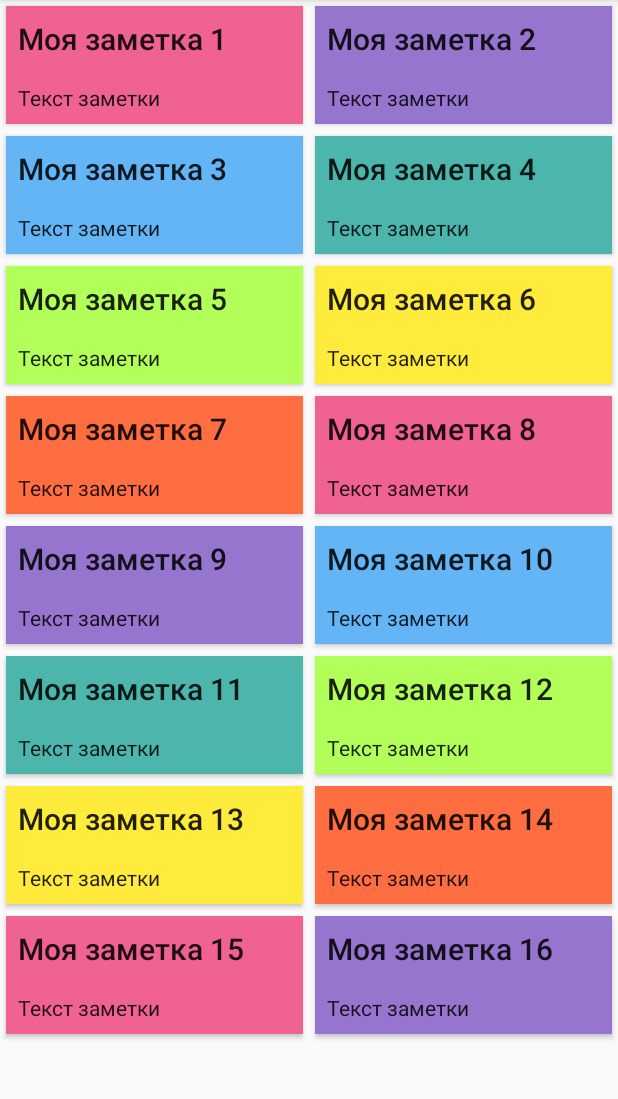
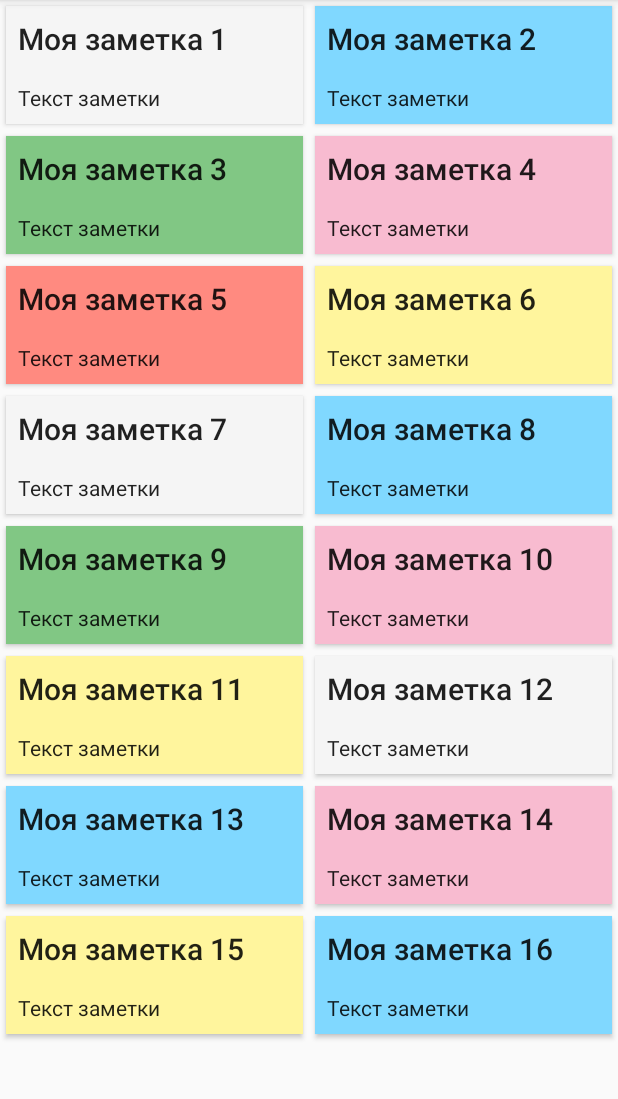
Before and after one commit to KunakbaevAV/GeekNotes, an Android app: the screen it shows after launch (MainActivity), on a phone screen of 412 x 824 dp, the part 90-1189 px from its top. Run offline under Robolectric (Android 15) with nearby library versions, the phone set to English and light mode, and no system bars.

Commit message:
Домашнее задание 3: реализовал открытие окна для редактирования заметки

```diff
--- a/app/src/main/AndroidManifest.xml
+++ b/app/src/main/AndroidManifest.xml
@@ -3,12 +3,13 @@
     package="ru.geekbrains.geeknotes">
 
     <application
-        android:allowBackup="true"
+        android:allowBackup="false"
         android:icon="@mipmap/ic_launcher"
         android:label="@string/app_name"
         android:roundIcon="@mipmap/ic_launcher_round"
         android:supportsRtl="true"
         android:theme="@style/AppTheme">
+        <activity android:name=".ui.note.NoteActivity" />
         <activity android:name=".ui.main.MainActivity">
             <intent-filter>
                 <action android:name="android.intent.action.MAIN" />
--- /dev/null
+++ b/app/src/main/java/ru/geekbrains/geeknotes/data/Constants.kt
@@ -0,0 +1,3 @@
+package ru.geekbrains.geeknotes.data
+
+const val DATE_TIME_FORMAT = "dd.MMM.yy HH:mm"
--- a/app/src/main/java/ru/geekbrains/geeknotes/data/Repository.kt
+++ b/app/src/main/java/ru/geekbrains/geeknotes/data/Repository.kt
@@ -1,24 +1,26 @@
 package ru.geekbrains.geeknotes.data
 
+import ru.geekbrains.geeknotes.data.model.Color
 import ru.geekbrains.geeknotes.data.model.Note
+import java.util.*
 
 object Repository {
     val notes = listOf(
-        Note("Моя заметка 1", "Текст заметки", Colors.COLOR_1),
-        Note("Моя заметка 2", "Текст заметки", Colors.COLOR_2),
-        Note("Моя заметка 3", "Текст заметки", Colors.COLOR_3),
-        Note("Моя заметка 4", "Текст заметки", Colors.COLOR_4),
-        Note("Моя заметка 5", "Текст заметки", Colors.COLOR_5),
-        Note("Моя заметка 6", "Текст заметки", Colors.COLOR_6),
-        Note("Моя заметка 7", "Текст заметки", Colors.COLOR_7),
-        Note("Моя заметка 8", "Текст заметки", Colors.COLOR_1),
-        Note("Моя заметка 9", "Текст заметки", Colors.COLOR_2),
-        Note("Моя заметка 10", "Текст заметки", Colors.COLOR_3),
-        Note("Моя заметка 11", "Текст заметки", Colors.COLOR_4),
-        Note("Моя заметка 12", "Текст заметки", Colors.COLOR_5),
-        Note("Моя заметка 13", "Текст заметки", Colors.COLOR_6),
-        Note("Моя заметка 14", "Текст заметки", Colors.COLOR_7),
-        Note("Моя заметка 15", "Текст заметки", Colors.COLOR_1),
-        Note("Моя заметка 16", "Текст заметки", Colors.COLOR_2)
+        Note(UUID.randomUUID().toString(),"Моя заметка 1", "Текст заметки", Color.WHITE),
+        Note(UUID.randomUUID().toString(),"Моя заметка 2", "Текст заметки", Color.BLUE),
+        Note(UUID.randomUUID().toString(),"Моя заметка 3", "Текст заметки", Color.GREEN),
+        Note(UUID.randomUUID().toString(),"Моя заметка 4", "Текст заметки", Color.PINK),
+        Note(UUID.randomUUID().toString(),"Моя заметка 5", "Текст заметки", Color.RED),
+        Note(UUID.randomUUID().toString(),"Моя заметка 6", "Текст заметки", Color.YELLOW),
+        Note(UUID.randomUUID().toString(),"Моя заметка 7", "Текст заметки", Color.WHITE),
+        Note(UUID.randomUUID().toString(),"Моя заметка 8", "Текст заметки", Color.BLUE),
+        Note(UUID.randomUUID().toString(),"Моя заметка 9", "Текст заметки", Color.GREEN),
+        Note(UUID.randomUUID().toString(),"Моя заметка 10", "Текст заметки", Color.PINK),
+        Note(UUID.randomUUID().toString(),"Моя заметка 11", "Текст заметки", Color.YELLOW),
+        Note(UUID.randomUUID().toString(),"Моя заметка 12", "Текст заметки", Color.WHITE),
+        Note(UUID.randomUUID().toString(),"Моя заметка 13", "Текст заметки", Color.BLUE),
+        Note(UUID.randomUUID().toString(),"Моя заметка 14", "Текст заметки", Color.PINK),
+        Note(UUID.randomUUID().toString(),"Моя заметка 15", "Текст заметки", Color.YELLOW),
+        Note(UUID.randomUUID().toString(),"Моя заметка 16", "Текст заметки", Color.BLUE)
     )
 }
--- a/app/src/main/java/ru/geekbrains/geeknotes/data/model/Note.kt
+++ b/app/src/main/java/ru/geekbrains/geeknotes/data/model/Note.kt
@@ -1,3 +1,39 @@
 package ru.geekbrains.geeknotes.data.model
 
-class Note(val title: String, val note: String, val color: Int)
+import android.os.Parcelable
+import kotlinx.android.parcel.Parcelize
+import java.util.*
+
+@Parcelize
+data class Note(
+    val id: String,
+    val title: String,
+    val note: String,
+    val color: Color = Color.WHITE,
+    val lastChanged: Date = Date()
+) : Parcelable {
+    override fun equals(other: Any?): Boolean {
+        if (this === other) return true
+        if (javaClass != other?.javaClass) return false
+
+        other as Note
+
+        if (id != other.id) return false
+
+        return true
+    }
+
+    override fun hashCode(): Int {
+        return id.hashCode()
+    }
+}
+
+enum class Color {
+    WHITE,
+    YELLOW,
+    GREEN,
+    BLUE,
+    RED,
+    VIOLET,
+    PINK
+}
--- a/app/src/main/java/ru/geekbrains/geeknotes/ui/MainAdapter.kt
+++ b/app/src/main/java/ru/geekbrains/geeknotes/ui/MainAdapter.kt
@@ -6,9 +6,11 @@ import android.view.ViewGroup
 import android.widget.TextView
 import androidx.recyclerview.widget.RecyclerView
 import ru.geekbrains.geeknotes.R
+import ru.geekbrains.geeknotes.data.model.Color
 import ru.geekbrains.geeknotes.data.model.Note
 
-class MainAdapter : RecyclerView.Adapter<NoteViewHolder>() {
+class MainAdapter(private val onItemClickListener: OnItemClickListener) :
+    RecyclerView.Adapter<MainAdapter.NoteViewHolder>() {
 
     var notes: List<Note> = listOf()
         set(value) {
@@ -27,16 +29,29 @@ class MainAdapter : RecyclerView.Adapter<NoteViewHolder>() {
     override fun onBindViewHolder(holder: NoteViewHolder, position: Int) {
         holder.bind(notes[position])
     }
-}
 
-class NoteViewHolder(itemView: View) : RecyclerView.ViewHolder(itemView) {
-    private val title = itemView.findViewById<TextView>(R.id.title)
-    private val body = itemView.findViewById<TextView>(R.id.body)
+    inner class NoteViewHolder(itemView: View) : RecyclerView.ViewHolder(itemView) {
+        private val title = itemView.findViewById<TextView>(R.id.title)
+        private val body = itemView.findViewById<TextView>(R.id.body)
 
-    fun bind(note: Note) {
-        title.text = note.title
-        body.text = note.note
-        itemView.setBackgroundColor(note.color)
+        fun bind(note: Note) {
+            title.text = note.title
+            body.text = note.note
+            val color = when (note.color) {
+                Color.WHITE -> R.color.color_white
+                Color.VIOLET -> R.color.color_violet
+                Color.YELLOW -> R.color.color_yello
+                Color.RED -> R.color.color_red
+                Color.PINK -> R.color.color_pink
+                Color.GREEN -> R.color.color_green
+                Color.BLUE -> R.color.color_blue
+            }
+            itemView.setBackgroundColor(itemView.context.resources.getColor(color))
+            itemView.setOnClickListener { onItemClickListener.onItemClick(note) }
+        }
     }
 
+    interface OnItemClickListener {
+        fun onItemClick(note: Note)
+    }
 }
--- a/app/src/main/java/ru/geekbrains/geeknotes/ui/main/MainActivity.kt
+++ b/app/src/main/java/ru/geekbrains/geeknotes/ui/main/MainActivity.kt
@@ -6,9 +6,11 @@ import androidx.lifecycle.Observer
 import androidx.lifecycle.ViewModelProviders
 import kotlinx.android.synthetic.main.activity_main.*
 import ru.geekbrains.geeknotes.R
+import ru.geekbrains.geeknotes.data.model.Note
 import ru.geekbrains.geeknotes.ui.MainAdapter
 import ru.geekbrains.geeknotes.ui.MainViewModel
 import ru.geekbrains.geeknotes.ui.MainViewState
+import ru.geekbrains.geeknotes.ui.note.NoteActivity
 
 class MainActivity : AppCompatActivity() {
 
@@ -21,11 +23,20 @@ class MainActivity : AppCompatActivity() {
         setSupportActionBar(toolbar)
 
         viewModel = ViewModelProviders.of(this).get(MainViewModel::class.java)
-        adapter = MainAdapter()
+        adapter = MainAdapter(object : MainAdapter.OnItemClickListener{
+            override fun onItemClick(note: Note) {
+                openNoteScreen(note)
+            }
+        })
         mainRecycler.adapter = adapter
 
         viewModel.viewState().observe(this, Observer<MainViewState>{t ->
             t?.let { adapter.notes = it.notes }
         })
     }
+
+    private fun openNoteScreen(note: Note?){
+        val intent = NoteActivity.getStartIntent(this, note)
+        startActivity(intent)
+    }
 }
--- a/app/src/main/res/layout/activity_note.xml
+++ b/app/src/main/res/layout/activity_note.xml
@@ -5,10 +5,12 @@
     xmlns:app="http://schemas.android.com/apk/res-auto">
 
     <com.google.android.material.appbar.AppBarLayout
+        android:id="@+id/appbar"
         android:layout_width="match_parent"
         android:layout_height="wrap_content">
 
         <androidx.appcompat.widget.Toolbar
+            android:id="@+id/toolbar"
             android:layout_width="match_parent"
             android:layout_height="wrap_content"
             app:layout_scrollFlags="scroll|enterAlways"
--- a/app/src/main/res/values/colors.xml
+++ b/app/src/main/res/values/colors.xml
@@ -3,4 +3,12 @@
     <color name="colorPrimary">#66bb6a</color>
     <color name="colorPrimaryDark">#1b5e20</color>
     <color name="colorAccent">#e65100</color>
+
+    <color name="color_white">#F5F5F5</color>
+    <color name="color_yello">#FFF59D</color>
+    <color name="color_green">#81C784</color>
+    <color name="color_blue">#80d8ff</color>
+    <color name="color_red">#ff8a80</color>
+    <color name="color_violet">#e1bee7</color>
+    <color name="color_pink">#f8bbd0</color>
 </resources>
--- a/app/src/main/res/values/strings.xml
+++ b/app/src/main/res/values/strings.xml
@@ -2,4 +2,5 @@
     <string name="app_name">GeekNotes</string>
     <string name="note_hint">Текст заметки</string>
     <string name="header_hint">Заголовок</string>
+    <string name="new_note_title">Новая заметка</string>
 </resources>
```
Also changed, not shown: app/src/main/java/ru/geekbrains/geeknotes/ui/note/NoteActivity.kt (added, +73 -0 lines).
